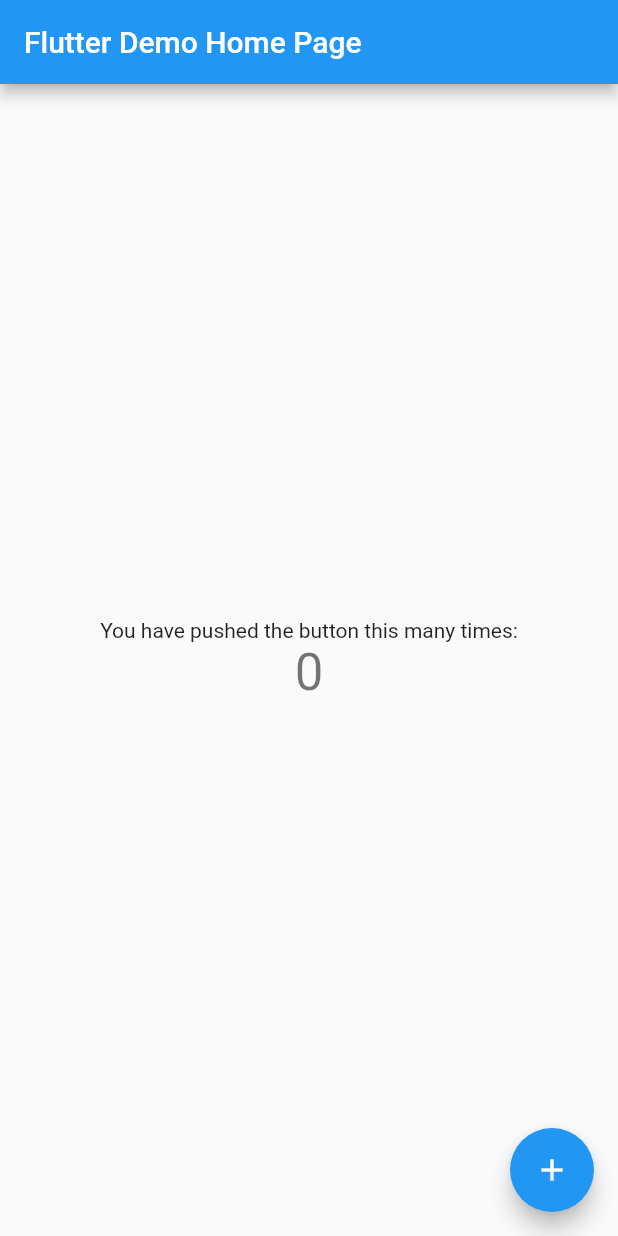
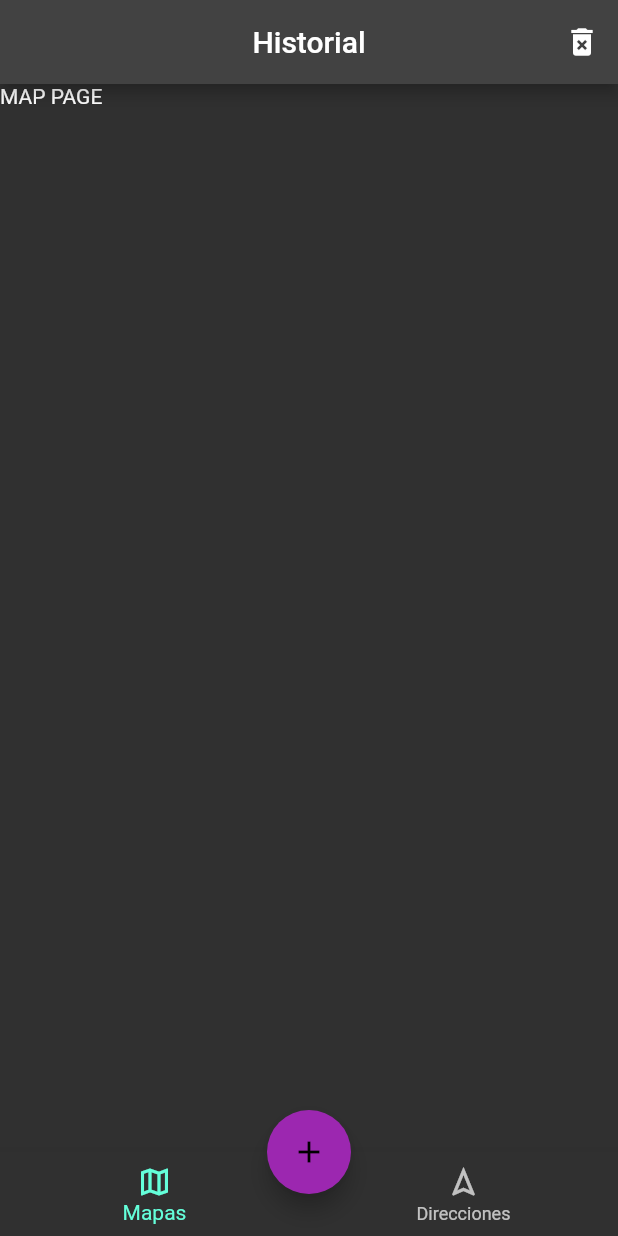
Before and after one commit to kaonashi-dev/flutter_qrcode_maps, a Flutter app: the screen it shows after launch, on a phone screen of 412 x 824 dp. Run offline on Flutter 3.47's test engine with Material 2 defaults, Android fonts, the phone set to English and light mode, and no system bars.

Commit message:
pages, navigation bar

```diff
--- a/lib/main.dart
+++ b/lib/main.dart
@@ -1,115 +1,33 @@
 import 'package:flutter/material.dart';
 
-void main() {
-  runApp(const MyApp());
-}
+import 'package:flutter_qrcode_maps/screens/home_screen.dart';
+import 'package:flutter_qrcode_maps/screens/map_screen.dart';
+
+void main() => runApp(const MyApp());
 
 class MyApp extends StatelessWidget {
+
    const MyApp({Key? key}) : super(key: key);
 
-  // This widget is the root of your application.
    @override
    Widget build(BuildContext context) {
+
+      Color primaryColor = Colors.purple;
+
       return MaterialApp(
-      title: 'Flutter Demo',
-      theme: ThemeData(
-        // This is the theme of your application.
-        //
-        // Try running your application with "flutter run". You'll see the
-        // application has a blue toolbar. Then, without quitting the app, try
-        // changing the primarySwatch below to Colors.green and then invoke
-        // "hot reload" (press "r" in the console where you ran "flutter run",
-        // or simply save your changes to "hot reload" in a Flutter IDE).
-        // Notice that the counter didn't reset back to zero; the application
-        // is not restarted.
-        primarySwatch: Colors.blue,
+         debugShowCheckedModeBanner: false,
+         title: 'QR reader',
+         initialRoute: 'home',
+         routes: {
+            'home': ( _ ) => const HomeScreen(),
+            'map': ( _ )  => const MapScreen(),
+         },
+         theme: ThemeData.dark().copyWith(
+            primaryColor: primaryColor,
+            floatingActionButtonTheme: FloatingActionButtonThemeData(
+               backgroundColor: primaryColor
+            )
          ),
-      home: const MyHomePage(title: 'Flutter Demo Home Page'),
       );
    }
 }
-
-class MyHomePage extends StatefulWidget {
-  const MyHomePage({Key? key, required this.title}) : super(key: key);
-
-  // This widget is the home page of your application. It is stateful, meaning
-  // that it has a State object (defined below) that contains fields that affect
-  // how it looks.
-
-  // This class is the configuration for the state. It holds the values (in this
-  // case the title) provided by the parent (in this case the App widget) and
-  // used by the build method of the State. Fields in a Widget subclass are
-  // always marked "final".
-
-  final String title;
-
-  @override
-  State<MyHomePage> createState() => _MyHomePageState();
-}
-
-class _MyHomePageState extends State<MyHomePage> {
-  int _counter = 0;
-
-  void _incrementCounter() {
-    setState(() {
-      // This call to setState tells the Flutter framework that something has
-      // changed in this State, which causes it to rerun the build method below
-      // so that the display can reflect the updated values. If we changed
-      // _counter without calling setState(), then the build method would not be
-      // called again, and so nothing would appear to happen.
-      _counter++;
-    });
-  }
-
-  @override
-  Widget build(BuildContext context) {
-    // This method is rerun every time setState is called, for instance as done
-    // by the _incrementCounter method above.
-    //
-    // The Flutter framework has been optimized to make rerunning build methods
-    // fast, so that you can just rebuild anything that needs updating rather
-    // than having to individually change instances of widgets.
-    return Scaffold(
-      appBar: AppBar(
-        // Here we take the value from the MyHomePage object that was created by
-        // the App.build method, and use it to set our appbar title.
-        title: Text(widget.title),
-      ),
-      body: Center(
-        // Center is a layout widget. It takes a single child and positions it
-        // in the middle of the parent.
-        child: Column(
-          // Column is also a layout widget. It takes a list of children and
-          // arranges them vertically. By default, it sizes itself to fit its
-          // children horizontally, and tries to be as tall as its parent.
-          //
-          // Invoke "debug painting" (press "p" in the console, choose the
-          // "Toggle Debug Paint" action from the Flutter Inspector in Android
-          // Studio, or the "Toggle Debug Paint" command in Visual Studio Code)
-          // to see the wireframe for each widget.
-          //
-          // Column has various properties to control how it sizes itself and
-          // how it positions its children. Here we use mainAxisAlignment to
-          // center the children vertically; the main axis here is the vertical
-          // axis because Columns are vertical (the cross axis would be
-          // horizontal).
-          mainAxisAlignment: MainAxisAlignment.center,
-          children: <Widget>[
-            const Text(
-              'You have pushed the button this many times:',
-            ),
-            Text(
-              '$_counter',
-              style: Theme.of(context).textTheme.headline4,
-            ),
-          ],
-        ),
-      ),
-      floatingActionButton: FloatingActionButton(
-        onPressed: _incrementCounter,
-        tooltip: 'Increment',
-        child: const Icon(Icons.add),
-      ), // This trailing comma makes auto-formatting nicer for build methods.
-    );
-  }
-}
--- /dev/null
+++ b/lib/screens/addresses_screen.dart
@@ -0,0 +1,13 @@
+import 'package:flutter/material.dart';
+
+class AdressesScreen extends StatelessWidget {
+
+   const AdressesScreen({Key? key}) : super(key: key);
+
+   @override
+   Widget build(BuildContext context) {
+      return const Center(
+         child: Text('HistoryMaps PAGE')
+      );
+   }
+}
--- /dev/null
+++ b/lib/screens/history_map_screen.dart
@@ -0,0 +1,13 @@
+import 'package:flutter/material.dart';
+
+class HistoryMapsScreen extends StatelessWidget {
+
+   const HistoryMapsScreen({Key? key}) : super(key: key);
+
+   @override
+   Widget build(BuildContext context) {
+      return const Center(
+         child: Text('HistoryMaps PAGE')
+      );
+   }
+}
--- /dev/null
+++ b/lib/screens/home_screen.dart
@@ -0,0 +1,55 @@
+import 'package:flutter/material.dart';
+import 'package:flutter_qrcode_maps/screens/addresses_screen.dart';
+
+import 'package:flutter_qrcode_maps/screens/map_screen.dart';
+import 'package:flutter_qrcode_maps/widgets/navigationbar.dart';
+import 'package:flutter_qrcode_maps/widgets/scan_button.dart';
+
+class HomeScreen extends StatelessWidget {
+
+   const HomeScreen({Key? key}) : super(key: key);
+
+   @override
+   Widget build(BuildContext context) {
+      return Scaffold(
+         appBar: AppBar(
+            centerTitle: true,
+            title: const Text('Historial'),
+            actions: [
+               IconButton(
+                  onPressed: () {},
+                  icon: const Icon( Icons.delete_forever )
+               )
+            ],
+         ),
+
+         body: _HomeScreenBody(),
+
+         floatingActionButton: const ScanButton(),
+         floatingActionButtonLocation: FloatingActionButtonLocation.miniCenterDocked,
+
+         bottomNavigationBar: const Navigationbar(),
+      );
+   }
+}
+
+class _HomeScreenBody extends StatelessWidget {
+
+   @override
+   Widget build(BuildContext context) {
+
+      final currentIndex = 0;
+
+      switch (currentIndex) {
+         case 0:
+            return MapScreen();
+
+         case 1:
+            return AdressesScreen();
+
+         default:
+            return MapScreen();
+      }
+
+   }
+}
--- /dev/null
+++ b/lib/screens/map_screen.dart
@@ -0,0 +1,13 @@
+import 'package:flutter/material.dart';
+
+class MapScreen extends StatelessWidget {
+
+   const MapScreen({Key? key}) : super(key: key);
+
+   @override
+   Widget build(BuildContext context) {
+      return const Scaffold(
+         body: Text('MAP PAGE')
+      );
+   }
+}
--- /dev/null
+++ b/lib/widgets/navigationbar.dart
@@ -0,0 +1,25 @@
+import 'package:flutter/material.dart';
+
+class Navigationbar extends StatelessWidget {
+
+   const Navigationbar({Key? key}) : super(key: key);
+
+   final currentIndex = 0;
+
+   @override
+   Widget build(BuildContext context) {
+      return BottomNavigationBar(
+         currentIndex: currentIndex,
+         items: const<BottomNavigationBarItem> [
+            BottomNavigationBarItem(
+               icon: Icon(Icons.map_outlined),
+               label: 'Mapas',
+            ),
+            BottomNavigationBarItem(
+               icon: Icon(Icons.navigation_outlined),
+               label: 'Direcciones',
+            ),
+         ]
+      );
+   }
+}
--- /dev/null
+++ b/lib/widgets/scan_button.dart
@@ -0,0 +1,13 @@
+import 'package:flutter/material.dart';
+
+class ScanButton extends StatelessWidget {
+   const ScanButton({Key? key}) : super(key: key);
+
+   @override
+   Widget build(BuildContext context) {
+      return FloatingActionButton(
+         child: const Icon( Icons.add ),
+         onPressed: () {},
+      );
+   }
+}
```
Also changed, not shown: 1 other file. Lines whose indentation alone changed are shown as unchanged.
